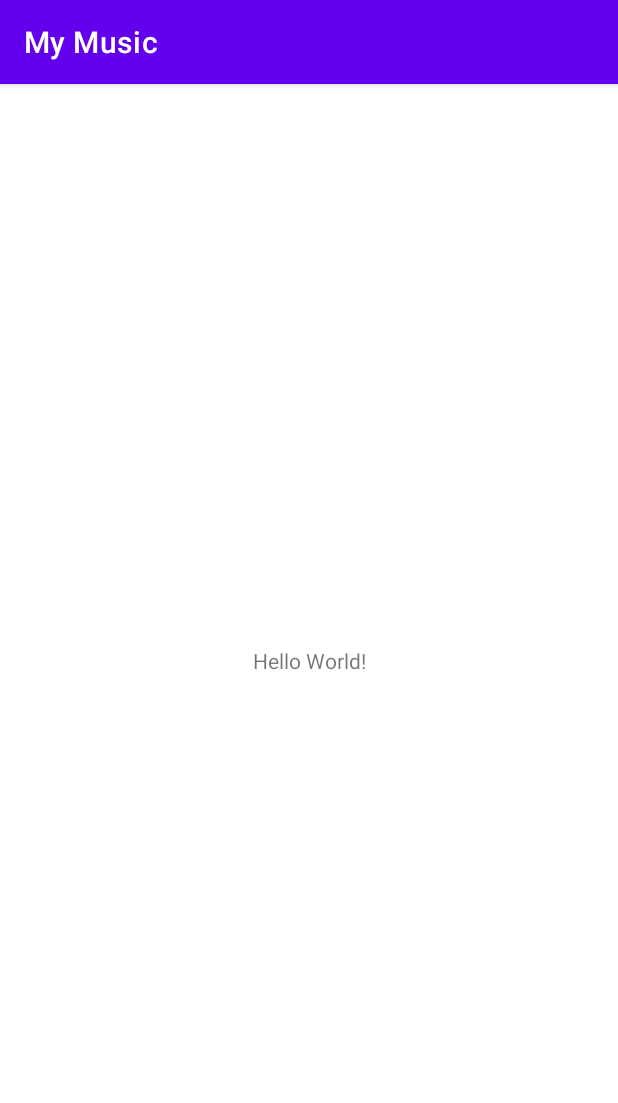
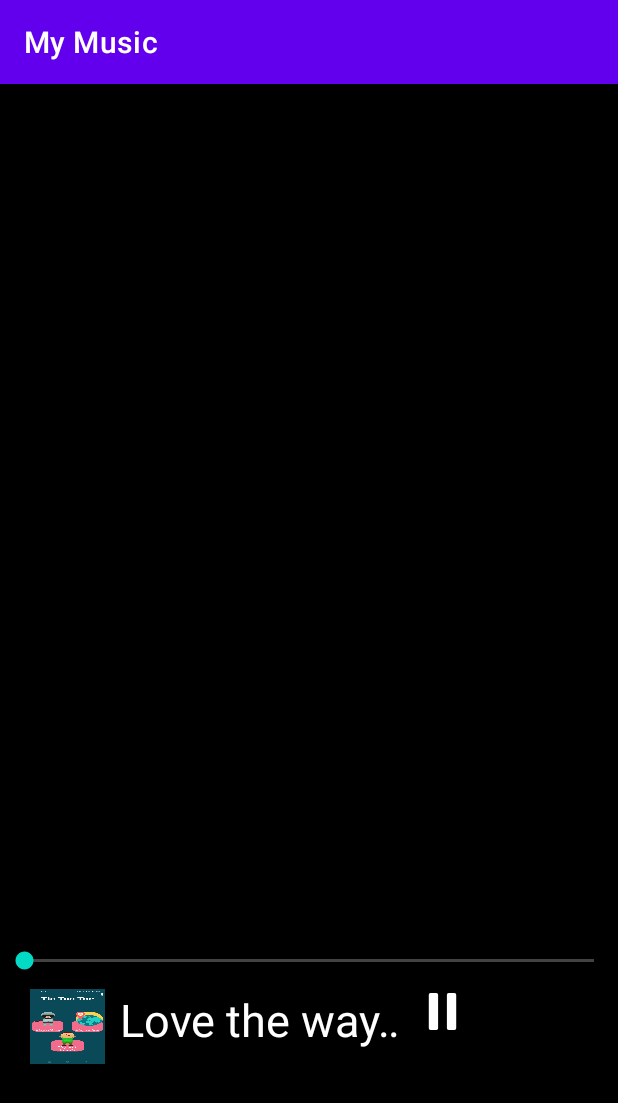
Before and after one commit to ayush19283/Music-app, an Android app: the screen it shows after launch (MainActivity before the commit, MusicActivity after it), on a phone screen of 412 x 824 dp. Shown: the top 1103 px of the screen. Run offline under Robolectric (Android 15) with nearby library versions, the phone set to English and light mode, and no system bars.

Commit message:
50% done

```diff
--- a/app/src/main/AndroidManifest.xml
+++ b/app/src/main/AndroidManifest.xml
@@ -17,6 +17,9 @@
         android:theme="@style/Theme.MyMusic"
         tools:targetApi="31">
         <activity
+            android:name=".MusicActivity"
+            android:exported="false" />
+        <activity
             android:name=".MainActivity"
             android:exported="true">
             <intent-filter>
--- a/app/src/main/java/com/ayush/mymusic/MainActivity.java
+++ b/app/src/main/java/com/ayush/mymusic/MainActivity.java
@@ -12,6 +12,7 @@ import android.app.Activity;
 import android.content.ContentResolver;
 import android.content.Context;
 import android.content.DialogInterface;
+import android.content.Intent;
 import android.content.pm.PackageManager;
 import android.database.Cursor;
 import android.net.Uri;
@@ -62,7 +63,8 @@ public class MainActivity extends AppCompatActivity {
                 MediaStore.Audio.Media.DURATION
         };
         final String sortOrder = MediaStore.Audio.AudioColumns.TITLE + " COLLATE LOCALIZED ASC";
-        List<String> mp3Files = new ArrayList<>();
+        List<String> mp3Files = new ArrayList<String>();
+        List<String> Title = new ArrayList<String>();
 
         Cursor cursor = null;
         try {
@@ -78,16 +80,21 @@ public class MainActivity extends AppCompatActivity {
                     String displayName  = cursor.getString(3);
                     String songDuration = cursor.getString(4);
                     cursor.moveToNext();
+                    System.out.println(title+"    "+artist+"     "+displayName);
                     if(path != null && path.endsWith(".mp3")) {
                         mp3Files.add(path);
+                        Title.add(title);
                     }
                 }
-
             }
 
             for( String file : mp3Files) {
                 Log.i("TAG error0", file);
             }
+            Intent intent = new Intent(MainActivity.this,MusicActivity.class);
+            intent.putStringArrayListExtra("path", (ArrayList<String>) mp3Files);
+            intent.putStringArrayListExtra("title", (ArrayList<String>) Title);
+            startActivity(intent);
 
         } catch (Exception e) {
             Log.e("TAG error", e.toString());
--- /dev/null
+++ b/app/src/main/java/com/ayush/mymusic/MusicActivity.java
@@ -0,0 +1,39 @@
+package com.ayush.mymusic;
+
+import androidx.appcompat.app.AppCompatActivity;
+import androidx.core.content.ContextCompat;
+
+import android.os.Build;
+import android.os.Bundle;
+import android.util.Log;
+import android.view.Window;
+import android.view.WindowManager;
+import android.widget.SeekBar;
+
+import java.util.ArrayList;
+
+public class MusicActivity extends AppCompatActivity {
+   SeekBar seekBar;
+    @Override
+    protected void onCreate(Bundle savedInstanceState) {
+        super.onCreate(savedInstanceState);
+        setContentView(R.layout.activity_music);
+        seekBar=findViewById(R.id.seekbar);
+        seekBar.getThumb().mutate().setAlpha(255);
+        Window window = this.getWindow();
+        window.clearFlags(WindowManager.LayoutParams.FLAG_TRANSLUCENT_STATUS);
+        window.addFlags(WindowManager.LayoutParams.FLAG_DRAWS_SYSTEM_BAR_BACKGROUNDS);
+        if (Build.VERSION.SDK_INT >= Build.VERSION_CODES.LOLLIPOP) {
+            window.setStatusBarColor(ContextCompat.getColor(this,R.color.black));
+        }
+        if (android.os.Build.VERSION.SDK_INT >= Build.VERSION_CODES.LOLLIPOP) {
+            getWindow().setNavigationBarColor(getResources().getColor(R.color.black));
+        }
+
+        ArrayList<String> test = getIntent().getStringArrayListExtra("title");
+        for( String file : test) {
+            System.out.println("music activity");
+            Log.i("TAG error0", file);
+        }
+    }
+}
--- /dev/null
+++ b/app/src/main/res/drawable/ic_pause_button_svgrepo_com.xml
@@ -0,0 +1,9 @@
+<vector xmlns:android="http://schemas.android.com/apk/res/android"
+    android:width="512dp"
+    android:height="512dp"
+    android:viewportWidth="512"
+    android:viewportHeight="512">
+  <path
+      android:pathData="M120.16,45A20.16,20.16 0,0 0,100 65.16v381.68A20.16,20.16 0,0 0,120.16 467h65.68A20.16,20.16 0,0 0,206 446.84L206,65.16A20.16,20.16 0,0 0,185.84 45h-65.68zM326.16,45A20.16,20.16 0,0 0,306 65.16v381.68A20.16,20.16 0,0 0,326.16 467h65.68A20.16,20.16 0,0 0,412 446.84L412,65.16A20.16,20.16 0,0 0,391.84 45h-65.68z"
+      android:fillColor="#ffffff"/>
+</vector>
--- /dev/null
+++ b/app/src/main/res/layout/activity_music.xml
@@ -0,0 +1,82 @@
+<?xml version="1.0" encoding="utf-8"?>
+<RelativeLayout xmlns:android="http://schemas.android.com/apk/res/android"
+    xmlns:app="http://schemas.android.com/apk/res-auto"
+    xmlns:tools="http://schemas.android.com/tools"
+    android:layout_width="match_parent"
+    android:layout_height="match_parent"
+    tools:context=".MusicActivity">
+
+    <LinearLayout
+        android:layout_width="match_parent"
+        android:layout_height="match_parent"
+        android:background="#000000"
+        android:orientation="vertical">
+
+    <ScrollView
+        android:id="@+id/scrollView"
+        android:layout_width="match_parent"
+        android:layout_height="570dp">
+
+        <LinearLayout
+            android:id="@+id/ll"
+            android:layout_width="match_parent"
+            android:layout_height="match_parent"
+            android:orientation="vertical">
+
+        </LinearLayout>
+    </ScrollView>
+     <LinearLayout
+         android:layout_width="match_parent"
+         android:layout_height="wrap_content"
+         android:orientation="vertical" >
+         <SeekBar
+             android:id="@+id/seekbar"
+             android:progressBackgroundTint="@color/white"
+             android:progressTint="#0055b3"
+             android:splitTrack="false"
+             android:layout_width="fill_parent"
+             android:layout_height="wrap_content"
+             android:layout_marginTop="5dp"
+             android:max="150"/>
+
+         <RelativeLayout
+             android:layout_width="match_parent"
+             android:layout_height="wrap_content"
+             android:orientation="horizontal"
+             android:paddingTop="10dp"
+             android:paddingLeft="20dp"
+             android:paddingBottom="10dp"
+             >
+
+            <ImageView
+                android:id="@+id/photo"
+                android:layout_width="50dp"
+                android:layout_height="50dp"
+                android:background="@drawable/game"
+                />
+
+             <TextView
+                 android:id="@+id/song_name"
+                 android:layout_width="210dp"
+                 android:layout_height="wrap_content"
+                 android:text="Love the way you like"
+                 android:paddingLeft="10dp"
+                 android:layout_toRightOf="@+id/photo"
+                 android:textColor="@color/white"
+                 android:textSize="30dp"
+                 android:ellipsize="marquee"
+                 android:marqueeRepeatLimit="marquee_forever"
+                 android:scrollHorizontally="true"
+                 android:singleLine="true"
+                 />
+
+             <androidx.appcompat.widget.AppCompatButton
+                 android:layout_width="30dp"
+                 android:layout_height="30dp"
+                 android:layout_toRightOf="@+id/song_name"
+                 android:background="@drawable/ic_pause_button_svgrepo_com" />
+
+         </RelativeLayout>
+     </LinearLayout>
+    </LinearLayout>
+</RelativeLayout>
--- /dev/null
+++ b/app/src/main/res/layout/temporary.xml
@@ -0,0 +1,15 @@
+<?xml version="1.0" encoding="utf-8"?>
+<androidx.constraintlayout.widget.ConstraintLayout xmlns:android="http://schemas.android.com/apk/res/android"
+    android:layout_width="match_parent"
+    android:layout_height="match_parent">
+
+    <TextView
+        android:id="@+id/songs"
+        android:layout_width="match_parent"
+        android:layout_height="wrap_content"
+        android:background="@color/black"
+        android:text="till i collapse"
+        android:textColor="@color/white"
+        android:textSize="30dp"/>
+
+</androidx.constraintlayout.widget.ConstraintLayout>
```
Also changed, not shown: app/src/main/res/drawable/game.jpeg (added), 22 other files.
